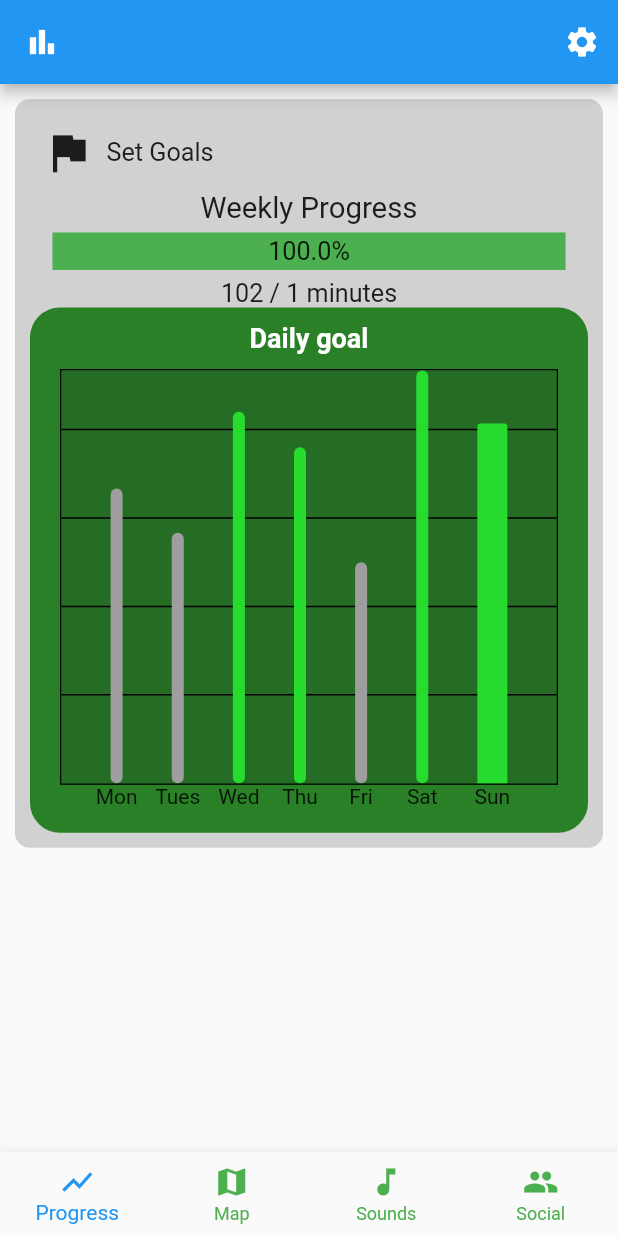
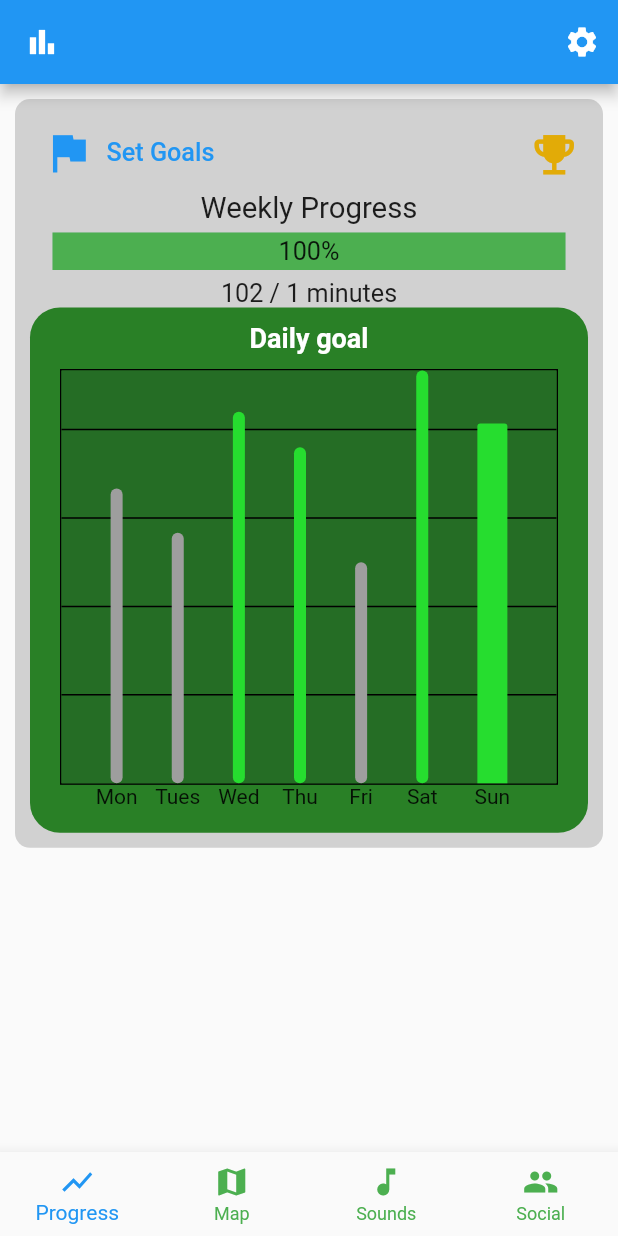
Before and after one commit to CodeCatCreations/Urban-Escape, a Flutter app: the screen it shows after launch, on a phone screen of 412 x 824 dp. Run offline on Flutter 3.47's test engine with Material 2 defaults, Android fonts, the phone set to English and light mode, and no system bars; drawn by our look-alikes of fl_chart, percent_indicator; our stand-ins replace google_maps_flutter; missing offline and left inert: mysql1.

Commit message:
Fixed set goals and achievement buttons

```diff
--- a/lib/app_pages/progress_page/progress_page.dart
+++ b/lib/app_pages/progress_page/progress_page.dart
@@ -47,10 +47,12 @@ class ProgressPageState extends State<ProgressPage> {
   Widget build(BuildContext context) {
     double percent = minutes / _goal;
     if (percent > 1.0) percent = 1.0;
-    final TextEditingController _textEditingController = TextEditingController();
+    final TextEditingController textEditingController = TextEditingController(text: _goal.toString());
+    final PageController pageController = PageController();
 
     return PageView(
       scrollDirection: Axis.vertical,
+      controller: pageController,
       children: [
         // First page
         Scaffold(
@@ -68,9 +70,11 @@ class ProgressPageState extends State<ProgressPage> {
                   children: [
                     Row(
                       children: [
-                        IconButton(
-                          icon: const Icon(Icons.flag),
-                          iconSize: 35,
+                        TextButton.icon(
+                          icon: const Icon(Icons.flag, size: 35),
+                          label: const Text(
+                            'Set Goals', textScaleFactor: 1.2,
+                          ),
                           onPressed: () {
                             showDialog(
                               context: context,
@@ -103,7 +107,7 @@ class ProgressPageState extends State<ProgressPage> {
                                             Padding(
                                               padding: const EdgeInsets.all(8.0),
                                               child: TextFormField(
-                                                controller: _textEditingController,
+                                                controller: textEditingController,
                                                 validator: (value) {
                                                   if ((value != null || value!.isEmpty) && int.tryParse(value) != null) {
                                                     if (int.parse(value) < 1) return 'Goal must be more than 0 minutes!';
@@ -119,7 +123,8 @@ class ProgressPageState extends State<ProgressPage> {
                                                 onPressed: () {
                                                   if (_formKey.currentState!.validate()) {
                                                     _formKey.currentState!.save();
-                                                    _setGoal(int.parse(_textEditingController.text));
+                                                    _setGoal(int.parse(textEditingController.text));
+                                                    Navigator.of(context).pop();
                                                   }
                                                 },
                                               ),
@@ -133,10 +138,26 @@ class ProgressPageState extends State<ProgressPage> {
                               });
                           },
                         ),
-                        const Text(
-                          'Set Goals', textScaleFactor: 1.2,
+                        Expanded(
+                          flex: 1,
+                          child: SizedBox(),
                         ),
+                        Align(
+                          alignment: Alignment.centerRight,
+                          child: IconButton(
+                            icon: const Icon(Icons.emoji_events, size: 35, color: Color.fromARGB(255, 226, 171, 7), ),
+                            onPressed: () {
+                              pageController.animateToPage(
+                                1,
+                                duration: Duration(milliseconds: 1000),
+                                curve: Curves.ease,
+                              );
+                            },
+                          ),
+                        ),
+
                       ],
+
                     ),
 
                     const Center(
@@ -152,7 +173,7 @@ class ProgressPageState extends State<ProgressPage> {
                         animationDuration: animateDuration,
                         lineHeight: 25.0,
                         percent: percent,
-                        center: Text('${percent * 100}%', textScaleFactor: 1.2),
+                        center: Text('${(percent * 100).toStringAsFixed(0)}%', textScaleFactor: 1.2),
                         progressColor: Colors.green,
                       ),
                     ),
```
